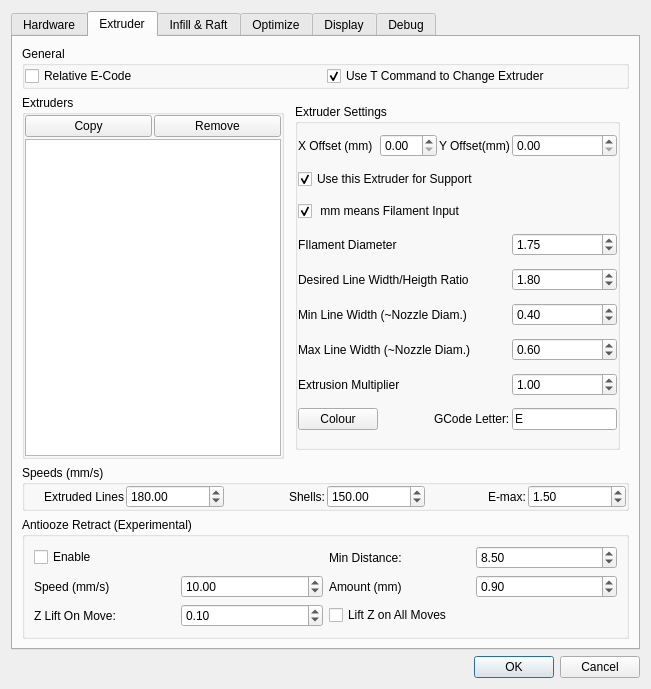
This is RepsnapperQt/preferences_dlg.ui in timschmidt/repsnapper as Qt 5 draws it before an edit. The edited form follows.
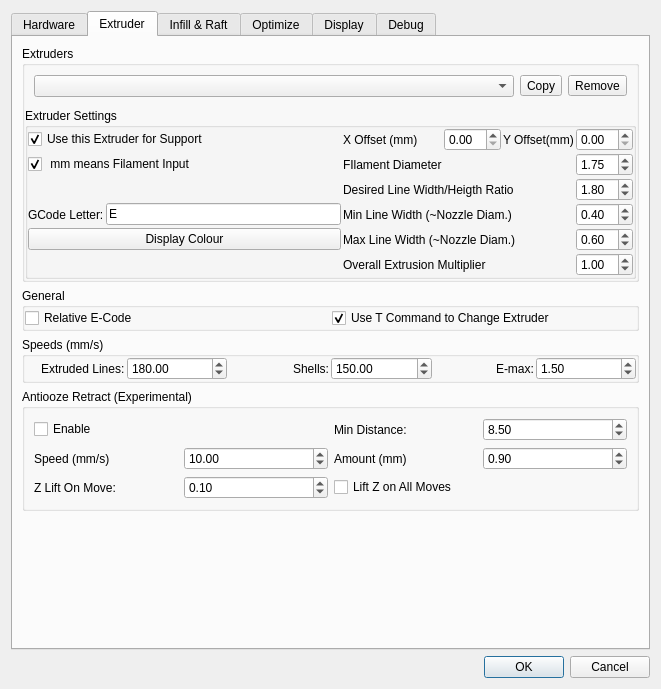
This is the edited form. The open tabs and pages were chosen to show the change. Icons and pictures are not drawn. Custom widgets are drawn as their Qt base class.

Diff of the .ui file:
```diff
--- a/RepsnapperQt/preferences_dlg.ui
+++ b/RepsnapperQt/preferences_dlg.ui
@@ -6,7 +6,7 @@
    <rect>
     <x>0</x>
     <y>0</y>
-    <width>651</width>
+    <width>661</width>
     <height>689</height>
    </rect>
   </property>
@@ -424,55 +424,23 @@
       </attribute>
       <layout class="QVBoxLayout" name="verticalLayout_6">
        <item>
-        <widget class="QGroupBox" name="exgeneral">
-         <property name="title">
-          <string>General</string>
-         </property>
-         <layout class="QHBoxLayout" name="horizontalLayout_7">
-          <property name="spacing">
-           <number>2</number>
-          </property>
-          <property name="leftMargin">
-           <number>0</number>
-          </property>
-          <property name="topMargin">
-           <number>0</number>
-          </property>
-          <property name="rightMargin">
-           <number>0</number>
-          </property>
-          <property name="bottomMargin">
-           <number>0</number>
-          </property>
-          <item>
-           <widget class="QCheckBox" name="Slicing_RelativeEcode">
-            <property name="text">
-             <string>Relative E-Code</string>
-            </property>
-           </widget>
-          </item>
-          <item>
-           <widget class="QCheckBox" name="Slicing_UseTCommand">
-            <property name="text">
-             <string>Use T Command to Change Extruder</string>
-            </property>
-            <property name="checked">
-             <bool>true</bool>
-            </property>
-           </widget>
-          </item>
-         </layout>
-        </widget>
-       </item>
-       <item>
-        <widget class="QWidget" name="widget" native="true">
+        <widget class="QGroupBox" name="groupBox_2">
          <property name="sizePolicy">
-          <sizepolicy hsizetype="Preferred" vsizetype="Expanding">
+          <sizepolicy hsizetype="Minimum" vsizetype="Preferred">
            <horstretch>0</horstretch>
            <verstretch>0</verstretch>
           </sizepolicy>
          </property>
-         <layout class="QHBoxLayout" name="horizontalLayout_6">
+         <property name="title">
+          <string>Extruders</string>
+         </property>
+         <property name="flat">
+          <bool>false</bool>
+         </property>
+         <property name="checkable">
+          <bool>false</bool>
+         </property>
+         <layout class="QVBoxLayout" name="verticalLayout_8">
           <property name="spacing">
            <number>2</number>
           </property>
@@ -489,23 +457,38 @@
            <number>0</number>
           </property>
           <item>
-           <widget class="QGroupBox" name="groupBox_2">
-            <property name="sizePolicy">
-             <sizepolicy hsizetype="Minimum" vsizetype="Preferred">
-              <horstretch>0</horstretch>
-              <verstretch>0</verstretch>
-             </sizepolicy>
-            </property>
-            <property name="title">
-             <string>Extruders</string>
-            </property>
-            <property name="flat">
-             <bool>false</bool>
-            </property>
-            <property name="checkable">
-             <bool>false</bool>
-            </property>
-            <layout class="QVBoxLayout" name="verticalLayout_8">
+           <widget class="QWidget" name="widget" native="true">
+            <layout class="QHBoxLayout" name="horizontalLayout_6">
+             <item>
+              <widget class="QComboBox" name="extruder_select">
+               <property name="sizePolicy">
+                <sizepolicy hsizetype="MinimumExpanding" vsizetype="Fixed">
+                 <horstretch>0</horstretch>
+                 <verstretch>0</verstretch>
+                </sizepolicy>
+               </property>
+              </widget>
+             </item>
+             <item>
+              <widget class="QToolButton" name="copy_extruder">
+               <property name="text">
+                <string>Copy</string>
+               </property>
+              </widget>
+             </item>
+             <item>
+              <widget class="QToolButton" name="remove_extruder">
+               <property name="text">
+                <string>Remove</string>
+               </property>
+              </widget>
+             </item>
+            </layout>
+           </widget>
+          </item>
+          <item>
+           <widget class="QWidget" name="widget_4" native="true">
+            <layout class="QHBoxLayout" name="horizontalLayout_8">
              <property name="spacing">
               <number>2</number>
              </property>
@@ -522,56 +505,6 @@
               <number>0</number>
              </property>
              <item>
-              <widget class="QWidget" name="widget_4" native="true">
-               <layout class="QHBoxLayout" name="horizontalLayout_8">
-                <property name="spacing">
-                 <number>2</number>
-                </property>
-                <property name="leftMargin">
-                 <number>0</number>
-                </property>
-                <property name="topMargin">
-                 <number>0</number>
-                </property>
-                <property name="rightMargin">
-                 <number>0</number>
-                </property>
-                <property name="bottomMargin">
-                 <number>0</number>
-                </property>
-                <item>
-                 <widget class="QPushButton" name="copy_extruder">
-                  <property name="text">
-                   <string>Copy</string>
-                  </property>
-                 </widget>
-                </item>
-                <item>
-                 <widget class="QPushButton" name="remove_extruder">
-                  <property name="text">
-                   <string>Remove</string>
-                  </property>
-                 </widget>
-                </item>
-               </layout>
-              </widget>
-             </item>
-             <item>
-              <widget class="QListView" name="extruder_listview"/>
-             </item>
-            </layout>
-           </widget>
-          </item>
-          <item>
-           <widget class="QWidget" name="widget_3" native="true">
-            <property name="sizePolicy">
-             <sizepolicy hsizetype="Expanding" vsizetype="Preferred">
-              <horstretch>0</horstretch>
-              <verstretch>0</verstretch>
-             </sizepolicy>
-            </property>
-            <layout class="QVBoxLayout" name="verticalLayout_7">
-             <item>
               <widget class="QGroupBox" name="groupBox_10">
                <property name="title">
                 <string>Extruder Settings</string>
@@ -595,58 +528,7 @@
                 <property name="spacing">
                  <number>2</number>
                 </property>
-                <item row="10" column="3">
-                 <widget class="QLineEdit" name="Extruder_GCLetter">
-                  <property name="text">
-                   <string>E</string>
-                  </property>
-                  <property name="placeholderText">
-                   <string notr="true">E</string>
-                  </property>
-                 </widget>
-                </item>
-                <item row="5" column="0" colspan="3">
-                 <widget class="QLabel" name="label_63">
-                  <property name="text">
-                   <string>FIlament Diameter</string>
-                  </property>
-                 </widget>
-                </item>
-                <item row="4" column="0" colspan="3">
-                 <widget class="QCheckBox" name="Extruder_CalibrateInput">
-                  <property name="text">
-                   <string> mm means Filament Input</string>
-                  </property>
-                  <property name="checked">
-                   <bool>true</bool>
-                  </property>
-                 </widget>
-                </item>
-                <item row="1" column="0">
-                 <widget class="QLabel" name="label_61">
-                  <property name="text">
-                   <string>X Offset (mm)</string>
-                  </property>
-                 </widget>
-                </item>
-                <item row="5" column="3">
-                 <widget class="QDoubleSpinBox" name="Extruder_FilamentDiameter">
-                  <property name="singleStep">
-                   <double>0.010000000000000</double>
-                  </property>
-                  <property name="value">
-                   <double>1.750000000000000</double>
-                  </property>
-                 </widget>
-                </item>
-                <item row="7" column="0" colspan="3">
-                 <widget class="QLabel" name="label_65">
-                  <property name="text">
-                   <string>Min Line Width (~Nozzle Diam.)</string>
-                  </property>
-                 </widget>
-                </item>
-                <item row="6" column="3">
+                <item row="5" column="5">
                  <widget class="QDoubleSpinBox" name="Extruder_ExtrudedMaterialWidthRatio">
                   <property name="minimum">
                    <double>0.500000000000000</double>
@@ -662,54 +544,75 @@
                   </property>
                  </widget>
                 </item>
-                <item row="3" column="0" colspan="3">
-                 <widget class="QCheckBox" name="Extruder_UseForSupport">
+                <item row="8" column="2" colspan="2">
+                 <widget class="QLabel" name="label_67">
                   <property name="text">
-                   <string>Use this Extruder for Support</string>
+                   <string>Overall Extrusion Multiplier</string>
                   </property>
-                  <property name="checked">
-                   <bool>true</bool>
+                 </widget>
+                </item>
+                <item row="6" column="2" colspan="3">
+                 <widget class="QLabel" name="label_65">
+                  <property name="text">
+                   <string>Min Line Width (~Nozzle Diam.)</string>
                   </property>
                  </widget>
                 </item>
-                <item row="8" column="0" colspan="3">
+                <item row="7" column="2" colspan="3">
                  <widget class="QLabel" name="label_66">
                   <property name="text">
                    <string>Max Line Width (~Nozzle Diam.)</string>
                   </property>
                  </widget>
                 </item>
-                <item row="1" column="1">
-                 <widget class="QDoubleSpinBox" name="Extruder_OffsetX"/>
+                <item row="1" column="2">
+                 <widget class="QLabel" name="label_63">
+                  <property name="text">
+                   <string>FIlament Diameter</string>
+                  </property>
+                 </widget>
                 </item>
-                <item row="7" column="3">
-                 <widget class="QDoubleSpinBox" name="Extruder_MinimumLineWidth">
-                  <property name="singleStep">
-                   <double>0.010000000000000</double>
+                <item row="0" column="2">
+                 <widget class="QLabel" name="label_61">
+                  <property name="text">
+                   <string>X Offset (mm)</string>
                   </property>
-                  <property name="value">
-                   <double>0.400000000000000</double>
-                  </property>
                  </widget>
                 </item>
-                <item row="6" column="0" colspan="3">
+                <item row="0" column="5">
+                 <widget class="QDoubleSpinBox" name="Extruder_OffsetY"/>
+                </item>
+                <item row="5" column="2" colspan="3">
                  <widget class="QLabel" name="label_64">
                   <property name="text">
                    <string>Desired Line Width/Heigth Ratio</string>
                   </property>
                  </widget>
                 </item>
-                <item row="1" column="3">
-                 <widget class="QDoubleSpinBox" name="Extruder_OffsetY"/>
+                <item row="6" column="5">
+                 <widget class="QDoubleSpinBox" name="Extruder_MinimumLineWidth">
+                  <property name="singleStep">
+                   <double>0.010000000000000</double>
+                  </property>
+                  <property name="value">
+                   <double>0.400000000000000</double>
+                  </property>
+                 </widget>
                 </item>
-                <item row="1" column="2">
-                 <widget class="QLabel" name="label_62">
-                  <property name="text">
-                   <string>Y Offset(mm)</string>
+                <item row="0" column="3">
+                 <widget class="QDoubleSpinBox" name="Extruder_OffsetX"/>
+                </item>
+                <item row="1" column="5">
+                 <widget class="QDoubleSpinBox" name="Extruder_FilamentDiameter">
+                  <property name="singleStep">
+                   <double>0.010000000000000</double>
                   </property>
+                  <property name="value">
+                   <double>1.750000000000000</double>
+                  </property>
                  </widget>
                 </item>
-                <item row="8" column="3">
+                <item row="7" column="5">
                  <widget class="QDoubleSpinBox" name="Extruder_MaximumLineWidth">
                   <property name="singleStep">
                    <double>0.010000000000000</double>
@@ -719,31 +622,7 @@
                   </property>
                  </widget>
                 </item>
-                <item row="9" column="3">
-                 <widget class="QDoubleSpinBox" name="Extruder_ExtrusionFactor">
-                  <property name="singleStep">
-                   <double>0.010000000000000</double>
-                  </property>
-                  <property name="value">
-                   <double>1.000000000000000</double>
-                  </property>
-                 </widget>
-                </item>
-                <item row="9" column="0" colspan="3">
-                 <widget class="QLabel" name="label_67">
-                  <property name="text">
-                   <string>Extrusion Multiplier</string>
-                  </property>
-                 </widget>
-                </item>
-                <item row="10" column="0">
-                 <widget class="ColorButton" name="Extruder_DisplayColour">
-                  <property name="text">
-                   <string>Colour</string>
-                  </property>
-                 </widget>
-                </item>
-                <item row="10" column="1" colspan="2" alignment="Qt::AlignRight">
+                <item row="6" column="0">
                  <widget class="QLabel" name="label_68">
                   <property name="text">
                    <string>GCode Letter:</string>
@@ -753,6 +632,60 @@
                   </property>
                  </widget>
                 </item>
+                <item row="8" column="5">
+                 <widget class="QDoubleSpinBox" name="Extruder_ExtrusionFactor">
+                  <property name="singleStep">
+                   <double>0.010000000000000</double>
+                  </property>
+                  <property name="value">
+                   <double>1.000000000000000</double>
+                  </property>
+                 </widget>
+                </item>
+                <item row="0" column="4">
+                 <widget class="QLabel" name="label_62">
+                  <property name="text">
+                   <string>Y Offset(mm)</string>
+                  </property>
+                 </widget>
+                </item>
+                <item row="6" column="1">
+                 <widget class="QLineEdit" name="Extruder_GCLetter">
+                  <property name="text">
+                   <string>E</string>
+                  </property>
+                  <property name="placeholderText">
+                   <string notr="true">E</string>
+                  </property>
+                 </widget>
+                </item>
+                <item row="1" column="0" colspan="2">
+                 <widget class="QCheckBox" name="Extruder_CalibrateInput">
+                  <property name="text">
+                   <string> mm means Filament Input</string>
+                  </property>
+                  <property name="checked">
+                   <bool>true</bool>
+                  </property>
+                 </widget>
+                </item>
+                <item row="0" column="0" colspan="2">
+                 <widget class="QCheckBox" name="Extruder_UseForSupport">
+                  <property name="text">
+                   <string>Use this Extruder for Support</string>
+                  </property>
+                  <property name="checked">
+                   <bool>true</bool>
+                  </property>
+                 </widget>
+                </item>
+                <item row="7" column="0" colspan="2">
+                 <widget class="ColorButton" name="Extruder_DisplayColour">
+                  <property name="text">
+                   <string>Display Colour</string>
+                  </property>
+                 </widget>
+                </item>
                </layout>
               </widget>
              </item>
@@ -762,6 +695,47 @@
          </layout>
         </widget>
        </item>
+       <item>
+        <widget class="QGroupBox" name="exgeneral">
+         <property name="title">
+          <string>General</string>
+         </property>
+         <layout class="QHBoxLayout" name="horizontalLayout_7">
+          <property name="spacing">
+           <number>2</number>
+          </property>
+          <property name="leftMargin">
+           <number>0</number>
+          </property>
+          <property name="topMargin">
+           <number>0</number>
+          </property>
+          <property name="rightMargin">
+           <number>0</number>
+          </property>
+          <property name="bottomMargin">
+           <number>0</number>
+          </property>
+          <item>
+           <widget class="QCheckBox" name="Slicing_RelativeEcode">
+            <property name="text">
+             <string>Relative E-Code</string>
+            </property>
+           </widget>
+          </item>
+          <item>
+           <widget class="QCheckBox" name="Slicing_UseTCommand">
+            <property name="text">
+             <string>Use T Command to Change Extruder</string>
+            </property>
+            <property name="checked">
+             <bool>true</bool>
+            </property>
+           </widget>
+          </item>
+         </layout>
+        </widget>
+       </item>
        <item>
         <widget class="QGroupBox" name="groupBox_11">
          <property name="sizePolicy">
@@ -792,7 +766,7 @@
           <item alignment="Qt::AlignRight">
            <widget class="QLabel" name="label_54">
             <property name="text">
-             <string>Extruded Lines</string>
+             <string>Extruded Lines:</string>
             </property>
            </widget>
           </item>
@@ -946,6 +920,19 @@
          </layout>
         </widget>
        </item>
+       <item>
+        <spacer name="verticalSpacer_4">
+         <property name="orientation">
+          <enum>Qt::Vertical</enum>
+         </property>
+         <property name="sizeHint" stdset="0">
+          <size>
+           <width>20</width>
+           <height>40</height>
+          </size>
+         </property>
+        </spacer>
+       </item>
       </layout>
      </widget>
      <widget class="QWidget" name="infill_tab">
```
Left out of the diff: 10 changed lines with no effect on the pictures.
